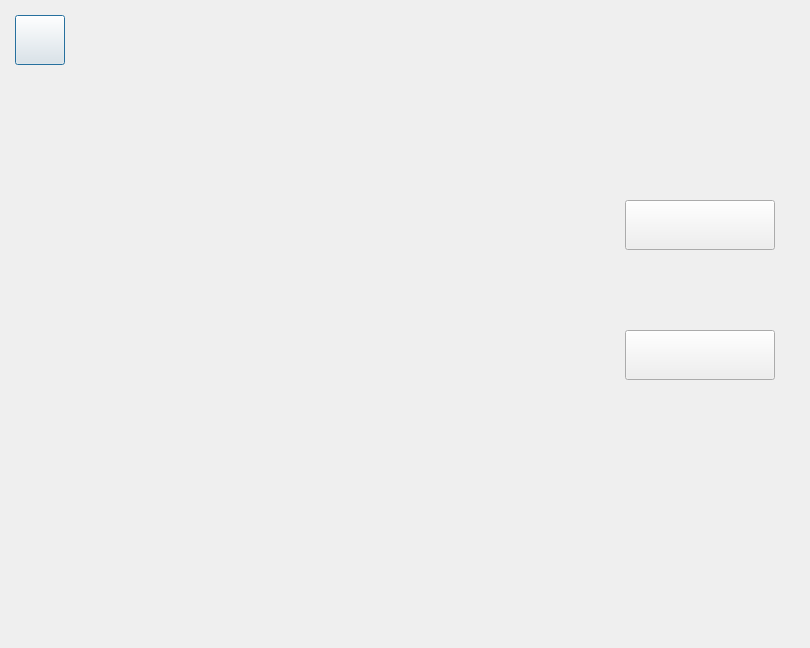
The window that sheep_and_sheep/game.ui (Phoenix-PKU/PracticeofProgramming) describes before a commit, drawn with Qt 5.
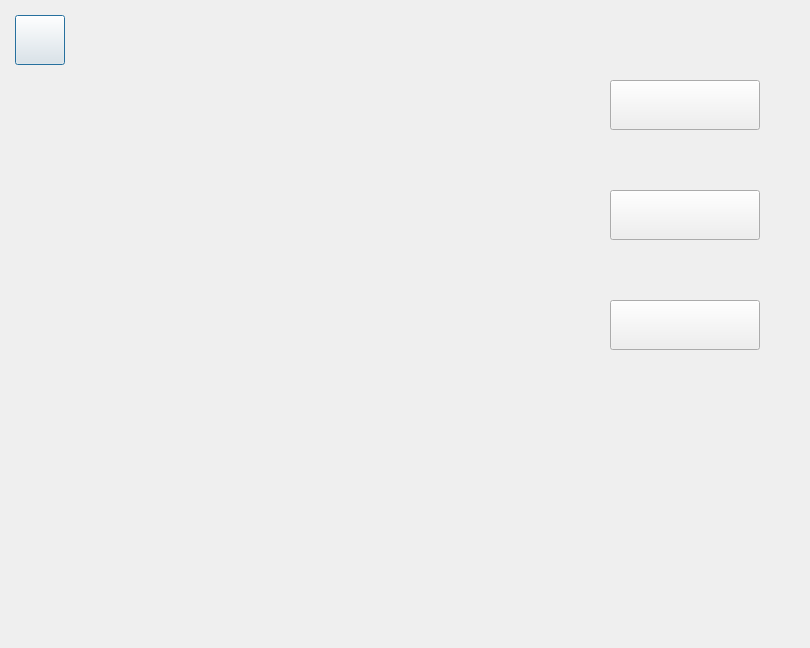
The same window after the commit. Icons and pictures are not drawn.

Commit message: Implement crash box, which will eliminate three cards one time.

```diff
--- a/sheep_and_sheep/game.ui
+++ b/sheep_and_sheep/game.ui
@@ -32,8 +32,8 @@
   <widget class="QPushButton" name="myshuffle">
    <property name="geometry">
     <rect>
-     <x>625</x>
-     <y>200</y>
+     <x>610</x>
+     <y>80</y>
      <width>150</width>
      <height>50</height>
     </rect>
@@ -48,8 +48,8 @@
   <widget class="QPushButton" name="retreat">
    <property name="geometry">
     <rect>
-     <x>625</x>
-     <y>330</y>
+     <x>610</x>
+     <y>190</y>
      <width>150</width>
      <height>50</height>
     </rect>
@@ -61,6 +61,22 @@
     <string/>
    </property>
   </widget>
+  <widget class="QPushButton" name="crash">
+   <property name="geometry">
+    <rect>
+     <x>610</x>
+     <y>300</y>
+     <width>150</width>
+     <height>50</height>
+    </rect>
+   </property>
+   <property name="styleSheet">
+    <string notr="true">border-image: url(:/new/prefix1/pictures/button_picture/crash.png)</string>
+   </property>
+   <property name="text">
+    <string/>
+   </property>
+  </widget>
  </widget>
  <tabstops>
   <tabstop>confirmBox</tabstop>
```
The commit also changes 6 other files.
